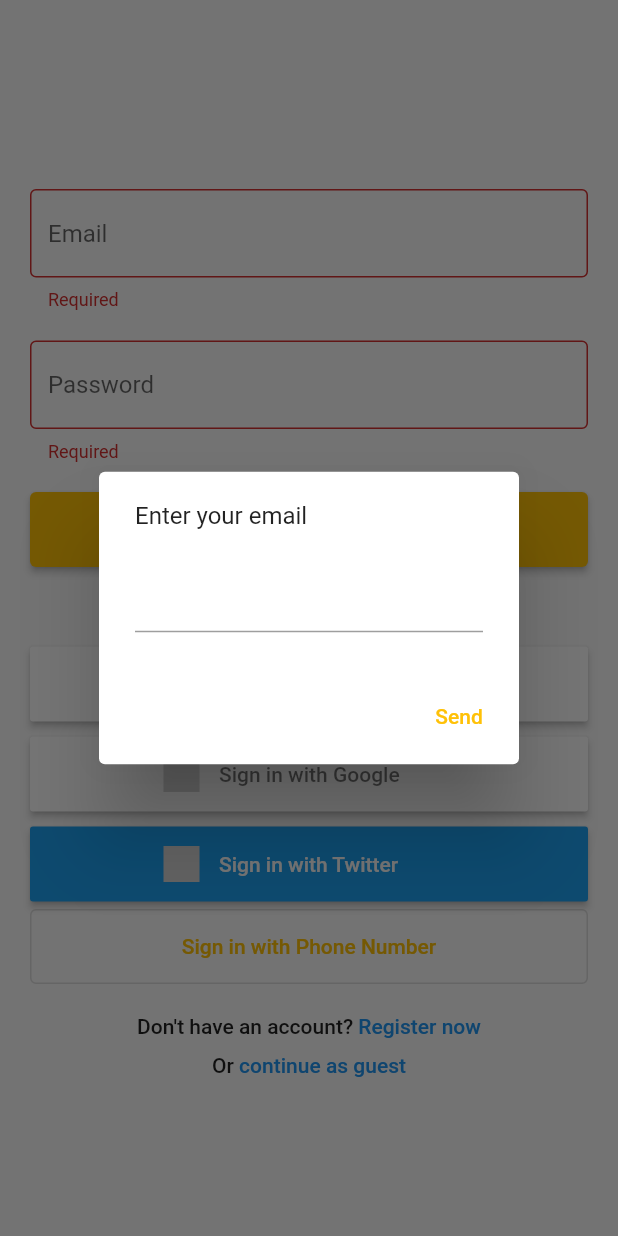
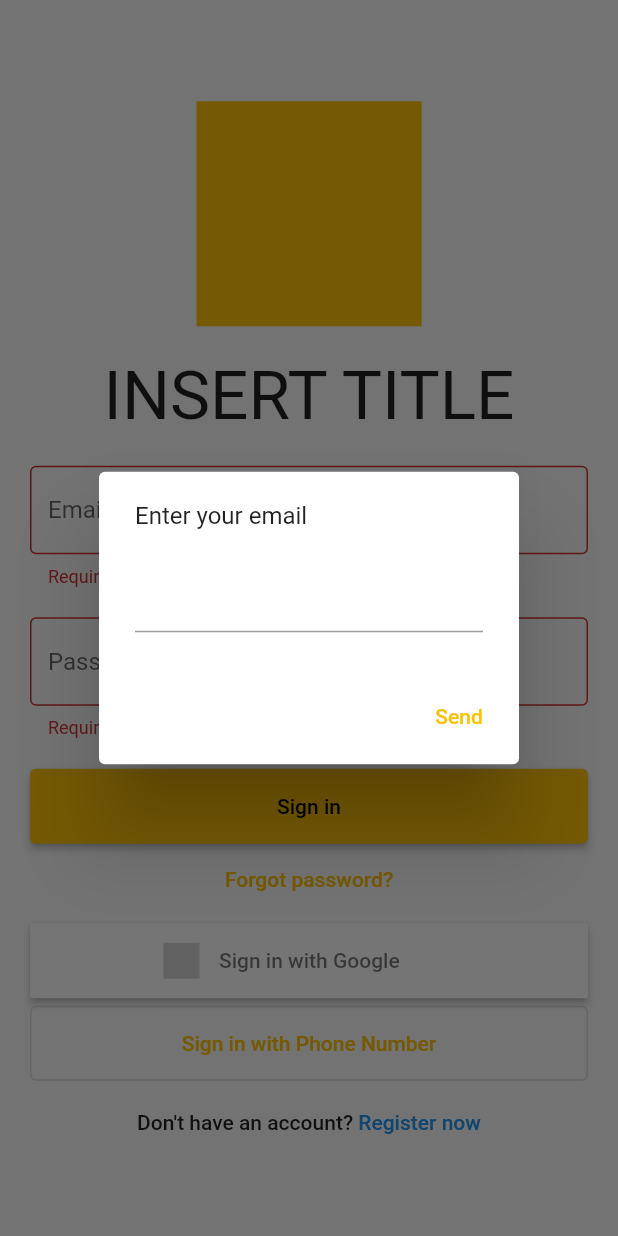
Before and after one commit to SKTDeveloper99/calorie_app_danika, a Flutter app: the screen it shows after launch, after a tap on "Sign in", after a tap on "Forgot password?", on a phone screen of 412 x 824 dp. Run offline on Flutter 3.47's test engine with Material 2 defaults, Android fonts, the light colour scheme and no system bars; our stand-ins replace firebase_auth, firebase_core, firebase_database, firebase_messaging, firebase_storage, flutter_signin_button and 3 more; accounts and stored records are empty.

Commit message:
Cleaning up code

```diff
--- a/lib/authentication/auth.dart
+++ b/lib/authentication/auth.dart
@@ -92,21 +92,21 @@ class _AuthGateState extends State<AuthGate> {
 
     if (!kIsWeb && Platform.isMacOS) {
       authButtons = {
-        Buttons.Apple: () => _handleMultiFactorException(
-              _signInWithApple,
-            ),
+        // Buttons.Apple: () => _handleMultiFactorException(
+        //       _signInWithApple,
+        //     ),
       };
     } else {
       authButtons = {
-        Buttons.Apple: () => _handleMultiFactorException(
-              _signInWithApple,
-            ),
+        // Buttons.Apple: () => _handleMultiFactorException(
+        //       _signInWithApple,
+        //     ),
         Buttons.Google: () => _handleMultiFactorException(
               _signInWithGoogle,
             ),
-        Buttons.Twitter: () => _handleMultiFactorException(
-              _signInWithTwitter,
-            ),
+        // Buttons.Twitter: () => _handleMultiFactorException(
+        //       _signInWithTwitter,
+        //     ),
       };
     }
   }
@@ -130,6 +130,11 @@ class _AuthGateState extends State<AuthGate> {
                       child: Column(
                         mainAxisAlignment: MainAxisAlignment.center,
                         children: [
+                          Container(
+                              width: 150, height: 150, color: Colors.amber),
+                          const SizedBox(height: 20),
+                          const Text("INSERT TITLE",
+                              style: TextStyle(fontSize: 45)),
                           Visibility(
                             visible: error.isNotEmpty,
                             child: MaterialBanner(
@@ -297,21 +302,21 @@ class _AuthGateState extends State<AuthGate> {
                                 ],
                               ),
                             ),
-                          const SizedBox(height: 10),
-                          RichText(
-                            text: TextSpan(
-                              style: Theme.of(context).textTheme.bodyLarge,
-                              children: [
-                                const TextSpan(text: 'Or '),
-                                TextSpan(
-                                  text: 'continue as guest',
-                                  style: const TextStyle(color: Colors.blue),
-                                  recognizer: TapGestureRecognizer()
-                                    ..onTap = _anonymousAuth,
-                                ),
-                              ],
-                            ),
-                          ),
+                          // const SizedBox(height: 10),
+                          // RichText(
+                          //   text: TextSpan(
+                          //     style: Theme.of(context).textTheme.bodyLarge,
+                          //     children: [
+                          //       const TextSpan(text: 'Or '),
+                          //       TextSpan(
+                          //         text: 'continue as guest',
+                          //         style: const TextStyle(color: Colors.blue),
+                          //         recognizer: TapGestureRecognizer()
+                          //           ..onTap = _anonymousAuth,
+                          //       ),
+                          //     ],
+                          //   ),
+                          // ),
                         ],
                       ),
                     ),
--- a/lib/health_log_screen.dart
+++ b/lib/health_log_screen.dart
@@ -168,7 +168,7 @@ class _HealthLogScreenState extends State<HealthLogScreen> {
             child: FirebaseAnimatedList(
               key: ValueKey<bool>(_anchorToBottom),
               query: _foodfactsRef,
-              reverse: _anchorToBottom,
+              //reverse: _anchorToBottom,
               itemBuilder: (context, snapshot, animation, index) {
                 final healthList = snapshot.value! as Map;
                 List<String>  love = ["breakfast","lunch","dinner"];
--- a/pubspec.yaml
+++ b/pubspec.yaml
@@ -22,7 +22,7 @@ dependencies:
   path_provider: ^2.0.15
   path: ^1.8.3
   intl: ^0.18.1
-  firebase_storage: ^11.2.5
+  firebase_storage: ^11.2.8
   image_picker: ^1.0.2
   google_fonts: ^5.1.0
 
```
Also changed, not shown: lib/authentication/register.dart (added, +71 -0 lines), lib/profile_page.dart (+151 -5 lines), pubspec.lock.
